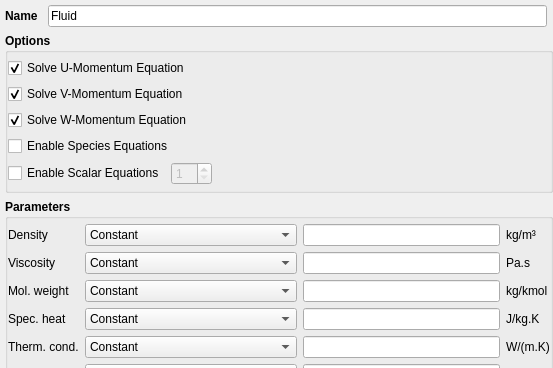
First picture: the form in mfixgui/uifiles/fluid.ui, repository truongd8593/mfix, before the edit; both pictures show x 0 to 553 and y 0 to 368 of the 553 by 957 pixel window.
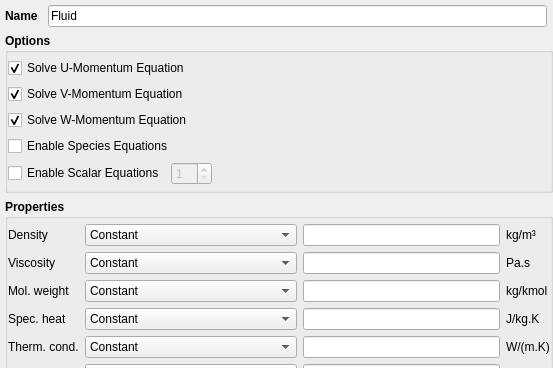
Second picture: the form after the edit. Custom widgets are drawn as their Qt base class.

Commit message: fluid pane parameters->properties

What changed in the file:
```diff
--- a/mfixgui/uifiles/fluid.ui
+++ b/mfixgui/uifiles/fluid.ui
@@ -468,7 +468,7 @@
       </font>
      </property>
      <property name="title">
-      <string>Parameters</string>
+      <string>Properties</string>
      </property>
      <property name="flat">
       <bool>true</bool>
```
Left out of the diff: 22 changed lines with no effect on the pictures.
